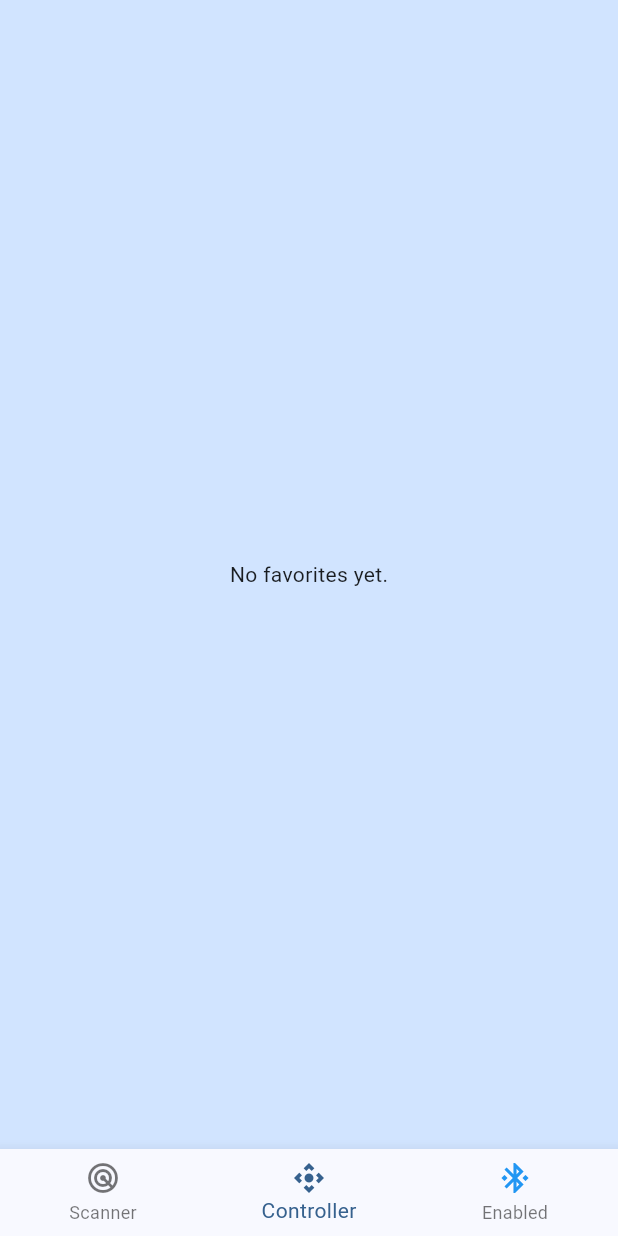
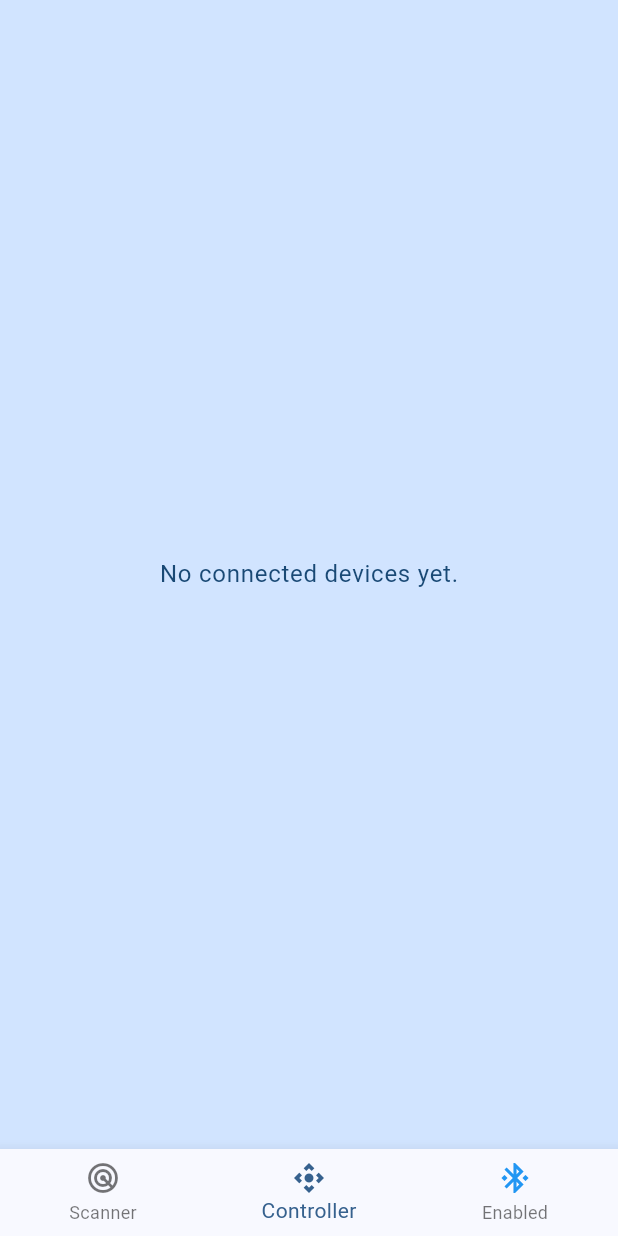
Before and after one commit to asdman384/ble-blle, a Flutter app: the screen it shows after launch, item 2 of the bottom bar chosen, on a phone screen of 412 x 824 dp. Run offline on Flutter 3.47's test engine with Material 3 defaults, Android fonts, the light colour scheme and no system bars; our stand-ins replace flutter_blue_plus, permission_handler; missing offline and left inert: flex_color_picker.

Commit message:
Refactor Bluetooth page structure and implement device controller functionality

```diff
--- a/lib/main.dart
+++ b/lib/main.dart
@@ -7,7 +7,7 @@ import 'package:permission_handler/permission_handler.dart';
 import 'package:flutter_blue_plus/flutter_blue_plus.dart';
 
 import 'package:ble_blle/my_app_state.dart';
-import 'package:ble_blle/pages/favorites_page.dart';
+import 'package:ble_blle/pages/controller_page.dart';
 import 'package:ble_blle/pages/scanner_page.dart';
 
 void main() {
@@ -70,12 +70,12 @@ class _AppContainerState extends State<AppContainer> {
 
   @override
   Widget build(BuildContext context) {
-    print('AppContainer build, _adapterState:$_adapterState');
+    print('-----------------AppContainer build, _adapterState:$_adapterState');
 
     Widget page = selectedTabIndex == 0
         ? ScannerPage(btOn: _adapterState == BluetoothAdapterState.on)
         : selectedTabIndex == 1
-            ? FavoritesPage()
+            ? ControlllerPage()
             : Placeholder();
 
     Expanded pagesContainer = Expanded(
@@ -114,6 +114,11 @@ class _AppContainerState extends State<AppContainer> {
       return;
     }
 
+    if (tabIndex == 2) {
+      turnOnBluetooth();
+      return;
+    }
+
     setState(() {
       selectedTabIndex = tabIndex;
     });
--- /dev/null
+++ b/lib/pages/controller_page.dart
@@ -0,0 +1,106 @@
+import 'package:flutter/material.dart';
+import 'package:flutter_blue_plus/flutter_blue_plus.dart';
+import 'package:provider/provider.dart';
+
+import 'package:flex_color_picker/flex_color_picker.dart';
+
+import 'package:ble_blle/my_app_state.dart';
+
+class ControlllerPage extends StatelessWidget {
+  @override
+  Widget build(BuildContext context) {
+    var appState = context.watch<MyAppState>();
+    var connectedDevices = appState.connectedDevices;
+    var theme = Theme.of(context);
+    var style = theme.textTheme.bodyLarge!.copyWith(color: theme.colorScheme.onPrimaryContainer);
+
+    if (appState.connectedDevices.isEmpty) {
+      return Center(child: Text('No connected devices yet.', style: style));
+    }
+
+    String? currentCharacteristic;
+    return ListView(
+      children: [
+        // title
+        Padding(
+          padding: const EdgeInsets.all(16),
+          child: Text('Connected to ${connectedDevices.length} device(s):'),
+        ),
+
+        // device list
+        for (var device in connectedDevices.values)
+          ListTile(
+            title: Text(device.advName),
+            subtitle: Text(device.remoteId.str),
+            trailing: IconButton(
+              icon: Icon(Icons.delete),
+              onPressed: () {
+                appState.disconnect(device);
+              },
+            ),
+          ),
+
+        // characteristics dropdown
+        Padding(
+          padding: const EdgeInsets.symmetric(horizontal: 16),
+          child: DropdownMenu<String>(
+            controller: TextEditingController(),
+            label: const Text('Characteristic'),
+            onSelected: (String? characteristic) {
+              currentCharacteristic = characteristic!;
+              print('-----------------characteristic $characteristic');
+            },
+            dropdownMenuEntries: buildCharacteristicsItems(appState, connectedDevices),
+          ),
+        ),
+
+        // color picker
+        Container(
+          width: double.infinity,
+          margin: const EdgeInsets.all(16),
+          decoration: BoxDecoration(
+            border: Border.all(color: Theme.of(context).colorScheme.primary, width: 1),
+            borderRadius: BorderRadius.circular(4),
+          ),
+          child: ColorPicker(
+            width: 36,
+            height: 36,
+            padding: const EdgeInsets.symmetric(horizontal: 10),
+            pickersEnabled: const <ColorPickerType, bool>{ColorPickerType.accent: false},
+            showColorValue: true,
+            showColorCode: true,
+            colorCodeHasColor: true,
+            crossAxisAlignment: CrossAxisAlignment.start,
+            copyPasteBehavior: const ColorPickerCopyPasteBehavior(copyFormat: ColorPickerCopyFormat.hexRRGGBB),
+            // // Use the screenPickerColor as start and active color.
+            // color: screenPickerColor,
+            heading: Text('Select color', style: Theme.of(context).textTheme.headlineSmall),
+            subheading: Text('Select color shade', style: Theme.of(context).textTheme.titleSmall),
+            // Update the screenPickerColor using the callback.
+            onColorChanged: (color) {
+              if (currentCharacteristic != null) {
+                onColorChanged(appState, connectedDevices.values.first.remoteId.str, currentCharacteristic!, color);
+              }
+            },
+          ),
+        ),
+      ],
+    );
+  }
+
+  List<DropdownMenuEntry<String>> buildCharacteristicsItems(
+      MyAppState appState, Map<String, BluetoothDevice> connectedDevices) {
+    return connectedDevices.values.isEmpty
+        ? []
+        : appState
+            .getCharacteristicsUuids(connectedDevices.values.first.remoteId.str)
+            .map<DropdownMenuEntry<String>>((String characteristic) {
+            return DropdownMenuEntry<String>(value: characteristic, label: characteristic);
+          }).toList();
+  }
+
+  onColorChanged(MyAppState appState, String remoteId, String characteristic, Color color) {
+    print('-----------------color ${color.hex} = ${color.red8bit}, ${color.green8bit}, ${color.blue8bit}');
+    appState.write(remoteId, characteristic, [color.red8bit, color.green8bit, color.blue8bit]);
+  }
+}
--- a/lib/pages/favorites_page.dart
+++ /dev/null
@@ -1,38 +0,0 @@
-import 'package:flutter/material.dart';
-import 'package:provider/provider.dart';
-
-import 'package:ble_blle/my_app_state.dart';
-
-class FavoritesPage extends StatelessWidget {
-  @override
-  Widget build(BuildContext context) {
-    var appState = context.watch<MyAppState>();
-    var connectedDevices = appState.connectedDevices;
-
-    if (appState.scanResults.isEmpty) {
-      return Center(
-        child: Text('No favorites yet.'),
-      );
-    }
-
-    return ListView(
-      children: [
-        Padding(
-          padding: const EdgeInsets.all(20),
-          child: Text('Connected to ${connectedDevices.length} device(s):'),
-        ),
-        for (var device in connectedDevices.values)
-          ListTile(
-            title: Text(device.advName),
-            subtitle: Text(device.remoteId.str),
-            trailing: IconButton(
-              icon: Icon(Icons.delete),
-              onPressed: () {
-                appState.disconnect(device);
-              },
-            ),
-          ),
-      ],
-    );
-  }
-}
```
Also changed, not shown: lib/my_app_state.dart (+45 -9 lines), lib/pages/scanner_page.dart (+9 -1 lines).
